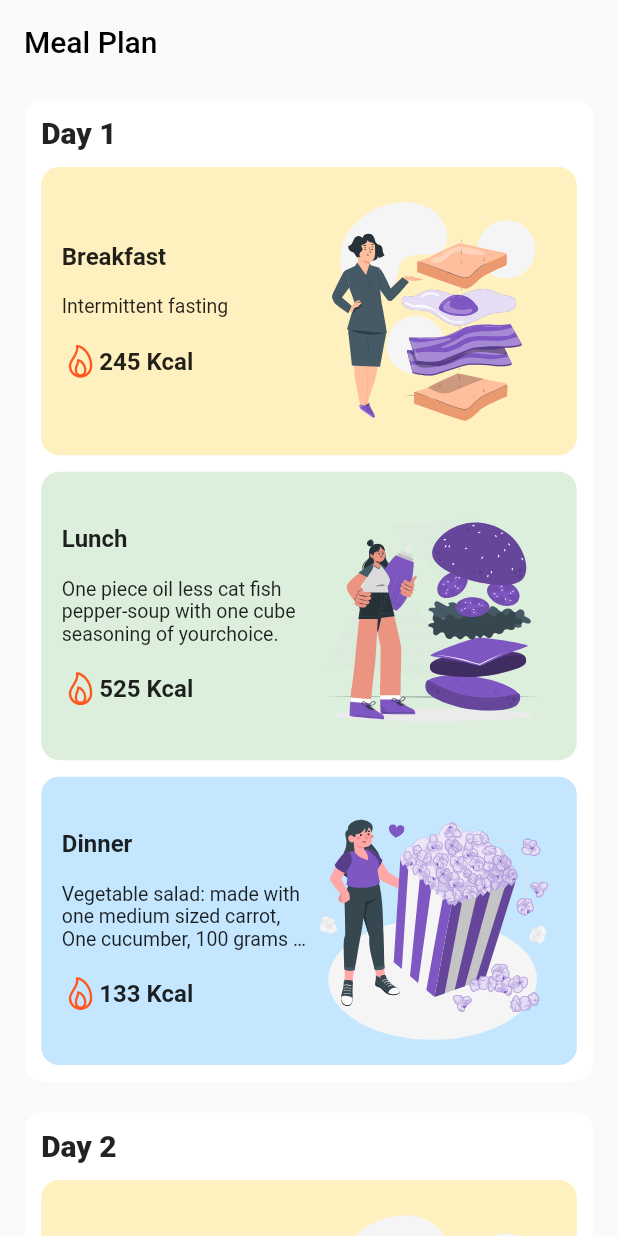
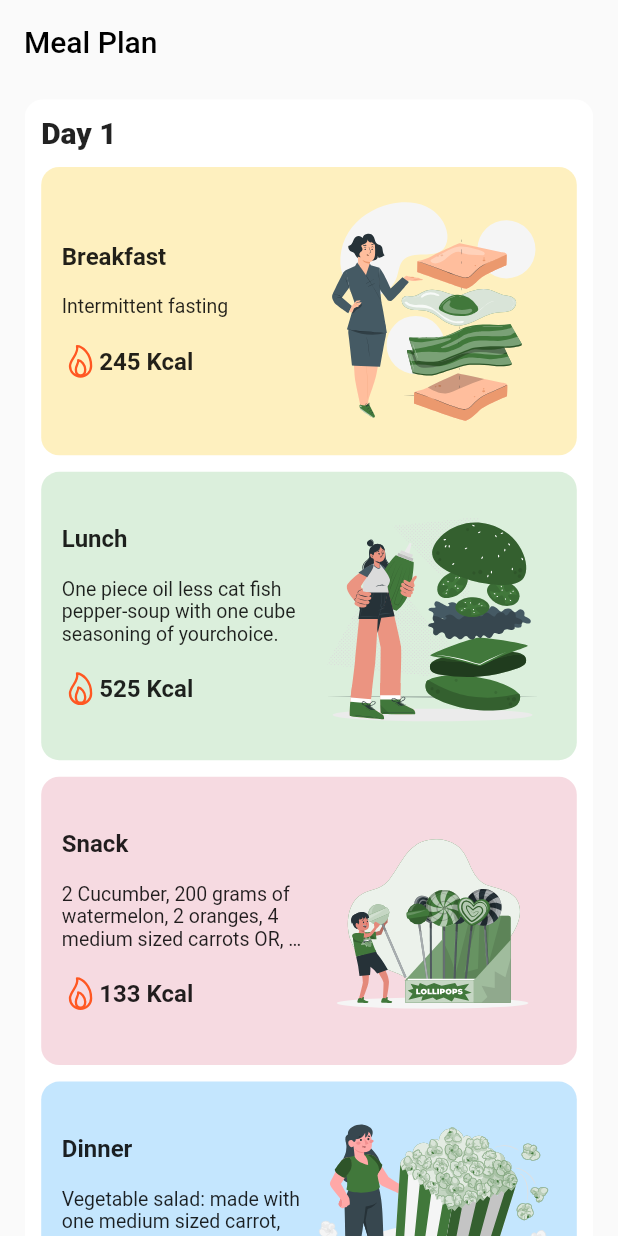
Before and after one commit to musjib999/nutrition_app, a Flutter app: the MealPlan screen opened directly, on a phone screen of 412 x 824 dp. Run offline on Flutter 3.47's test engine with Material 2 defaults, Android fonts, the phone set to English and light mode, and no system bars; our stand-ins replace flutter_svg, google_fonts, ionicons, sizer; network calls fail; Roboto replaces fonts that are missing (Mukta).

Commit message:
added snack to meal plan

```diff
--- a/lib/diary/screens/diary_screen.dart
+++ b/lib/diary/screens/diary_screen.dart
@@ -98,6 +98,8 @@ class _DiaryState extends State<Diary> {
                               SizedBox(height: 8.sp),
                               MealPlanCard(title: 'Lunch', calories: 525, svg: AppAssets.lunch, color: AppColors.faintGreen.withOpacity(0.4), meal: 'One piece oil less cat fish pepper-soup with one cube seasoning of yourchoice.',),
                               SizedBox(height: 8.sp),
+                              const MealPlanCard(title: 'Snack', calories: 133, svg: AppAssets.snack, color: AppColors.pinky,meal: '2 Cucumber, 200 grams of watermelon, 2 oranges, 4 medium sized carrots OR, 2 boiled eggs',),
+                              SizedBox(height: 8.sp),
                               MealPlanCard(title: 'Dinner', calories: 133, svg: AppAssets.dinner, color: AppColors.skyBlue.withOpacity(0.4),meal: 'Vegetable salad: made with one medium sized carrot, One cucumber, 100 grams cabbage, With a table spoon of jago mayonnaise ( optional ) OR, 1 tbsp extra virgin olive oil ,salt and black pepper',),
                             ],
                           ),
--- a/lib/meal_plan/meal_plan.dart
+++ b/lib/meal_plan/meal_plan.dart
@@ -55,6 +55,8 @@ class MealPlan extends StatelessWidget {
                         'One piece oil less cat fish pepper-soup with one cube seasoning of yourchoice.',
                   ),
                   SizedBox(height: 8.sp),
+                  const MealPlanCard(title: 'Snack', calories: 133, svg: AppAssets.snack, color: AppColors.pinky,meal: '2 Cucumber, 200 grams of watermelon, 2 oranges, 4 medium sized carrots OR, 2 boiled eggs',),
+                  SizedBox(height: 8.sp),
                   MealPlanCard(
                     title: 'Dinner',
                     calories: 133,
--- a/lib/themes/assets.dart
+++ b/lib/themes/assets.dart
@@ -3,6 +3,7 @@ class AppAssets {
   static const String weightSvg = 'assets/svgs/weight.svg';
   static const String breakfast = 'assets/svgs/breakfast.svg';
   static const String lunch = 'assets/svgs/lunch.svg';
+  static const String snack = 'assets/svgs/snack.svg';
   static const String dinner = 'assets/svgs/dinner.svg';
 
   static const String salad = 'assets/images/salad.png';
--- a/lib/themes/colors.dart
+++ b/lib/themes/colors.dart
@@ -8,6 +8,7 @@ class AppColors {
   static const Color grey = Colors.grey;
   static const Color lightYellow = Color(0xffFEF0BF);
   static const Color skyBlue = Color(0xff6CC0FD);
+  static const Color pinky = Color(0xffF6DAE1);
 
   static const Color primaryColor = Color(0xff41783B);
 }
```
Also changed, not shown: assets/images/logo.jpg (added), assets/svgs/breakfast.svg, assets/svgs/dinner.svg, assets/svgs/height.svg, assets/svgs/lunch.svg, assets/svgs/snack.svg (added), assets/svgs/weight.svg.
